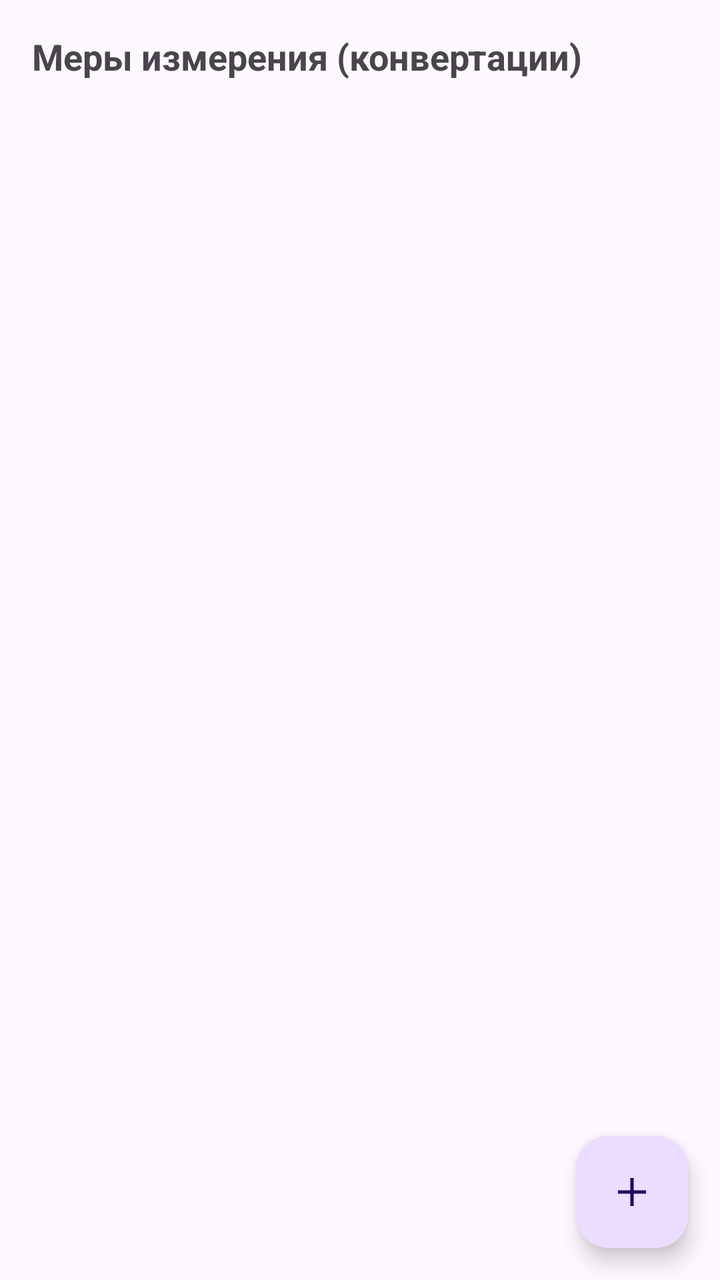
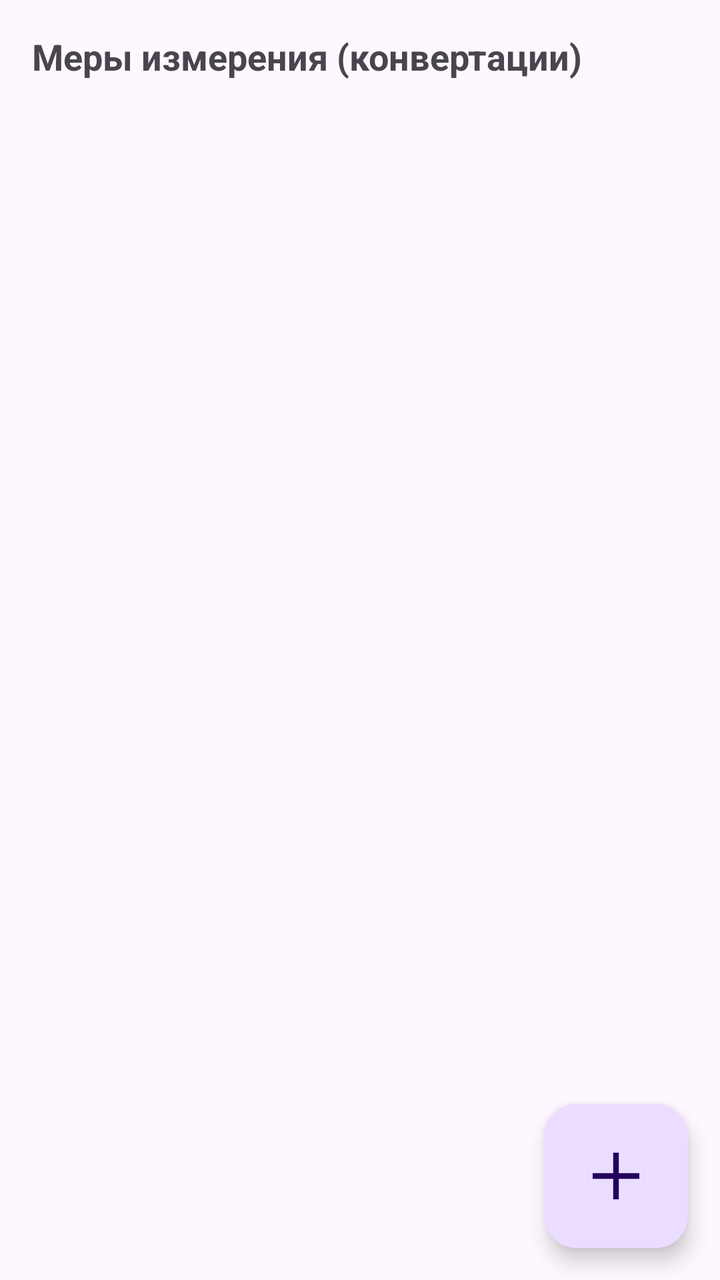

Before-and-after screenshots of an Android layout around one commit, followed by the original layout XML and the change that was made.
<!-- AndroidManifest.xml: application theme Theme.CondiCalc -->
<!-- res/layout/fragment_settings.xml -->
<?xml version="1.0" encoding="utf-8"?>
<FrameLayout xmlns:android="http://schemas.android.com/apk/res/android"
    xmlns:app="http://schemas.android.com/apk/res-auto"
    android:layout_width="match_parent"
    android:layout_height="match_parent">

    <TextView
        android:id="@+id/settingsTitle"
        android:layout_width="match_parent"
        android:layout_height="wrap_content"
        android:padding="16dp"
        android:text="@string/settings_conversions"
        android:textSize="18sp"
        android:textStyle="bold" />

    <androidx.recyclerview.widget.RecyclerView
        android:id="@+id/convList"
        android:layout_width="match_parent"
        android:layout_height="match_parent"
        android:paddingTop="4dp"
        android:paddingBottom="100dp"
        android:clipToPadding="false" />

    <com.google.android.material.floatingactionbutton.FloatingActionButton
        android:id="@+id/addConvBtn"
        android:layout_width="wrap_content"
        android:layout_height="wrap_content"
        android:layout_gravity="bottom|end"
        android:layout_margin="16dp"
        android:contentDescription="Добавить меру"
        app:fapSize="large"
        android:src="@drawable/ic_add" />
</FrameLayout>
<!-- resources referenced by this layout -->
<resources>
  <!-- drawable ic_add (drawable) -->
  <vector xmlns:android="http://schemas.android.com/apk/res/android"
      android:width="40dp"
      android:height="40dp"
      android:viewportWidth="40"
      android:viewportHeight="40">
      <path
          android:fillColor="#FF000000"
          android:pathData="M18.61 21.39H8.33V18.61H18.61V8.33h2.78V18.61H31.67v2.78H21.39V31.67H18.61V21.39Z"/>
  </vector>
  <string name="settings_conversions">Меры измерения (конвертации)</string>
  <style name="Theme.CondiCalc" parent="Theme.Material3.DayNight.NoActionBar" />
</resources>

<!-- the commit's change to res/layout/fragment_settings.xml (unified diff, before → after) -->
@@ -28,6 +28,7 @@
         android:layout_gravity="bottom|end"
         android:layout_margin="16dp"
         android:contentDescription="Добавить меру"
-        app:fapSize="large"
+        app:fabCustomSize="72dp"
+        app:maxImageSize="40dp"
         android:src="@drawable/ic_add" />
 </FrameLayout>
